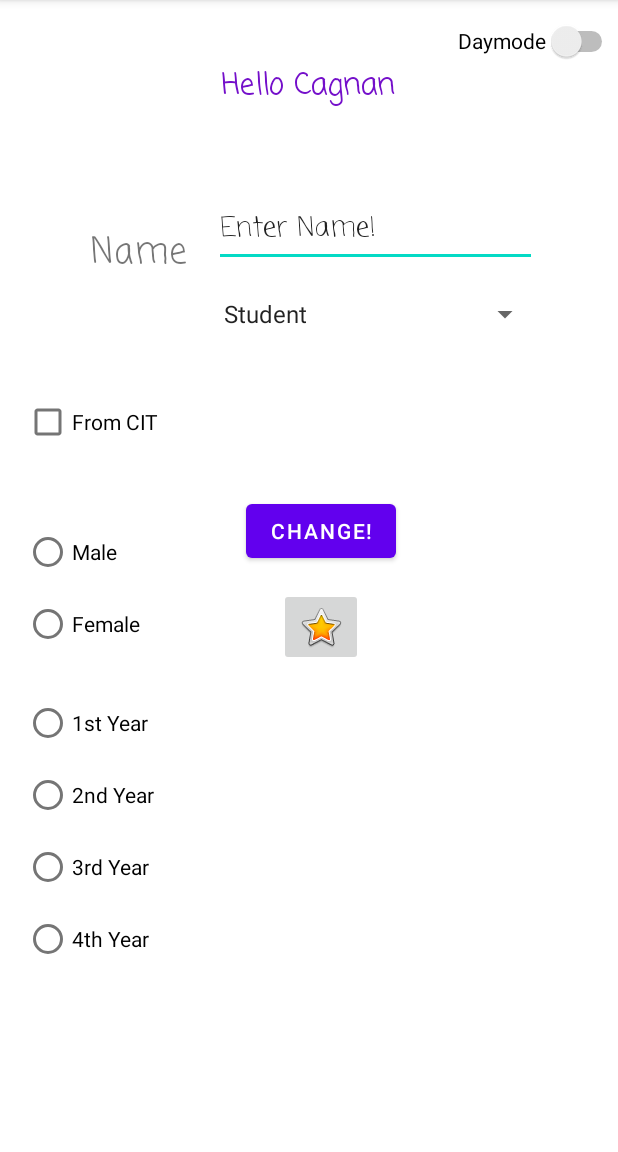
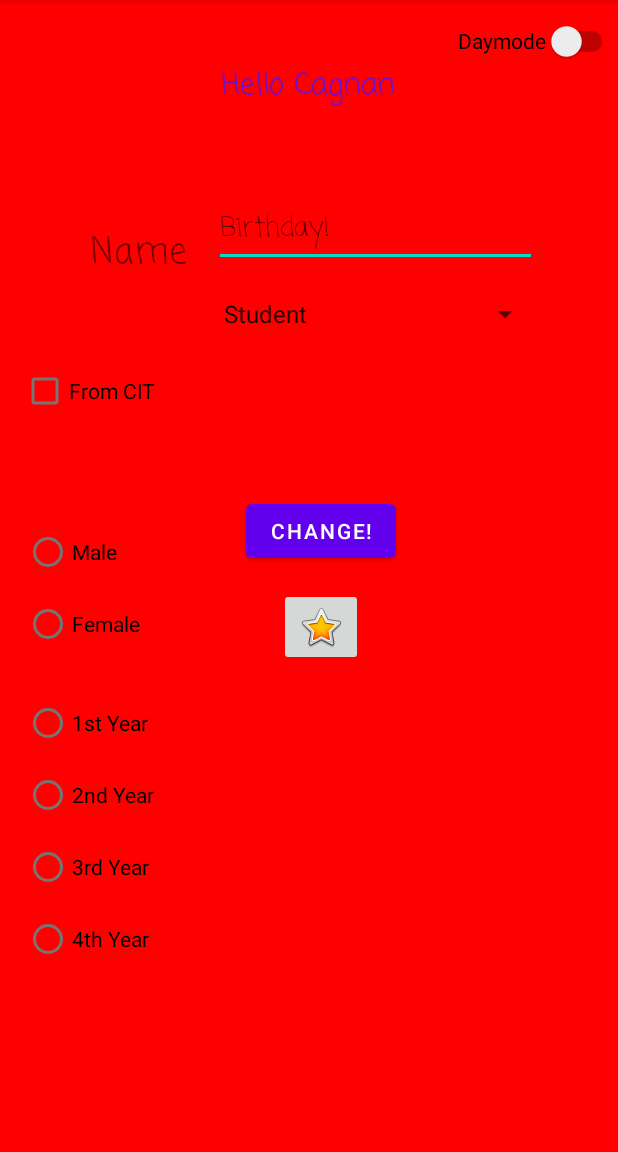
Before and after one commit to Kanklein/BackgroundCagnan, an Android app: the screen it shows after launch (MainActivity), on a phone screen of 412 x 824 dp, the part 84-1236 px from its top. Run offline under Robolectric (Android 15) with nearby library versions, the phone set to English and light mode, and no system bars.

```diff
--- a/app/src/main/java/com/example/backgroundcagnan/MainActivity.java
+++ b/app/src/main/java/com/example/backgroundcagnan/MainActivity.java
@@ -1,8 +1,13 @@
 package com.example.backgroundcagnan;
 
 import androidx.appcompat.app.AppCompatActivity;
+import androidx.constraintlayout.widget.ConstraintLayout;
 
+import android.graphics.Color;
+import android.graphics.drawable.ColorDrawable;
 import android.os.Bundle;
+import android.view.View;
+import android.widget.Button;
 
 public class MainActivity extends AppCompatActivity {
 
@@ -10,5 +15,23 @@ public class MainActivity extends AppCompatActivity {
     protected void onCreate(Bundle savedInstanceState) {
         super.onCreate(savedInstanceState);
         setContentView(R.layout.activity_main);
+        myButtonListenerMethod();
+        ConstraintLayout bgElement = (ConstraintLayout) findViewById(R.id.clMain);
+        bgElement.setBackgroundColor(Color.RED);
+    }
+    public void myButtonListenerMethod(){
+        Button button = (Button) findViewById(R.id.button);
+        button.setOnClickListener(new View.OnClickListener() {
+            @Override
+            public void onClick(View view) {
+                ConstraintLayout bgElement = (ConstraintLayout) findViewById(R.id.clMain);
+                int color = ((ColorDrawable) bgElement.getBackground()).getColor();
+                if(color == Color.RED){
+                    bgElement.setBackgroundColor(Color.BLUE);
+                } else {
+                    bgElement.setBackgroundColor(Color.RED);
+                }
+            }
+        });
     }
 }
--- a/app/src/main/res/layout/activity_main.xml
+++ b/app/src/main/res/layout/activity_main.xml
@@ -31,9 +31,9 @@
         android:autofillHints=""
         android:ems="10"
         android:fontFamily="casual"
-        android:inputType="textPersonName"
+        android:hint="@string/birthday"
+        android:inputType="datetime|textPersonName"
         android:minHeight="48dp"
-        android:text="@string/enter_name"
         android:typeface="normal"
         app:layout_constraintBottom_toBottomOf="parent"
         app:layout_constraintEnd_toEndOf="parent"
@@ -69,6 +69,7 @@
         android:layout_height="48dp"
         android:entries="@array/user_type"
         android:minHeight="48dp"
+        android:spinnerMode="dialog"
         app:layout_constraintBottom_toBottomOf="parent"
         app:layout_constraintEnd_toEndOf="parent"
         app:layout_constraintHorizontal_bias="0.733"
@@ -124,10 +125,10 @@
         android:text="@string/from_cit"
         app:layout_constraintBottom_toBottomOf="parent"
         app:layout_constraintEnd_toEndOf="parent"
-        app:layout_constraintHorizontal_bias="0.056"
+        app:layout_constraintHorizontal_bias="0.049"
         app:layout_constraintStart_toStartOf="parent"
         app:layout_constraintTop_toTopOf="parent"
-        app:layout_constraintVertical_bias="0.335" />
+        app:layout_constraintVertical_bias="0.306" />
 
     <RadioGroup
         android:id="@+id/radioGroup2"
--- a/app/src/main/res/values/strings.xml
+++ b/app/src/main/res/values/strings.xml
@@ -14,6 +14,7 @@
     <string name="_4th_year">4th Year</string>
     <string name="male">Male</string>
     <string name="female">Female</string>
+    <string name="birthday">Birthday!</string>
     <string-array name="user_type">
         <item>Student</item>
         <item>Admin</item>
```
